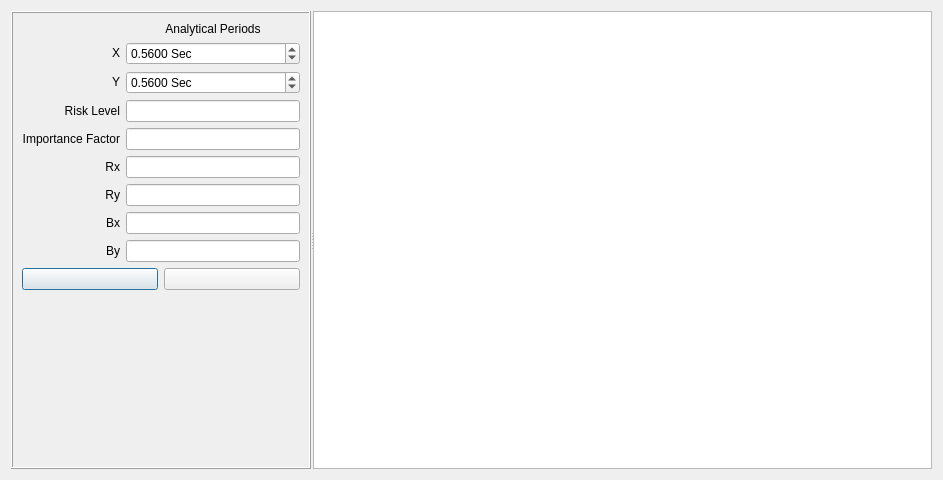
Above: widgets/earthquake_factor.ui from ebrahimraeyat/civilTools before the change. Below: the same form after it.
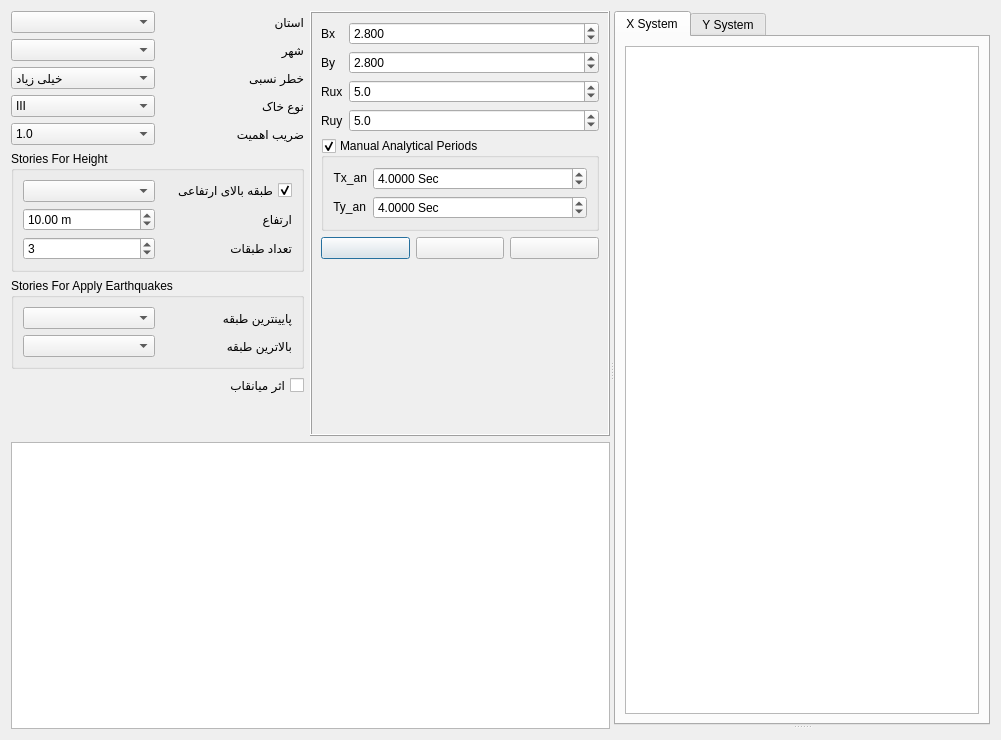
That is the form after the change. Icons and pictures are not drawn. Custom widgets are drawn as their Qt base class.

Patch:
```diff
--- a/widgets/earthquake_factor.ui
+++ b/widgets/earthquake_factor.ui
@@ -6,8 +6,8 @@
    <rect>
     <x>0</x>
     <y>0</y>
-    <width>943</width>
-    <height>480</height>
+    <width>1001</width>
+    <height>740</height>
    </rect>
   </property>
   <property name="windowTitle">
@@ -17,306 +17,723 @@
    <iconset resource="../civiltools.qrc">
     <normaloff>:/civiltools/images/earthquake.svg</normaloff>:/civiltools/images/earthquake.svg</iconset>
   </property>
-  <layout class="QVBoxLayout" name="verticalLayout">
+  <layout class="QHBoxLayout" name="horizontalLayout_3">
    <item>
-    <widget class="QSplitter" name="splitter">
-     <property name="frameShape">
-      <enum>QFrame::NoFrame</enum>
-     </property>
-     <property name="lineWidth">
-      <number>1</number>
-     </property>
-     <property name="midLineWidth">
-      <number>0</number>
-     </property>
+    <widget class="QSplitter" name="splitter_2">
      <property name="orientation">
       <enum>Qt::Horizontal</enum>
      </property>
-     <property name="opaqueResize">
-      <bool>true</bool>
-     </property>
-     <property name="handleWidth">
-      <number>2</number>
-     </property>
-     <property name="childrenCollapsible">
-      <bool>false</bool>
-     </property>
-     <widget class="QFrame" name="frame">
-      <property name="sizePolicy">
-       <sizepolicy hsizetype="Expanding" vsizetype="Expanding">
-        <horstretch>0</horstretch>
-        <verstretch>0</verstretch>
-       </sizepolicy>
-      </property>
-      <property name="maximumSize">
-       <size>
-        <width>300</width>
-        <height>16777215</height>
-       </size>
-      </property>
-      <property name="layoutDirection">
-       <enum>Qt::LeftToRight</enum>
-      </property>
-      <property name="frameShape">
-       <enum>QFrame::Box</enum>
-      </property>
-      <property name="frameShadow">
-       <enum>QFrame::Raised</enum>
-      </property>
-      <layout class="QGridLayout" name="gridLayout">
-       <item row="2" column="0">
-        <widget class="QLabel" name="label_10">
-         <property name="text">
-          <string>&lt;html&gt;&lt;head/&gt;&lt;body&gt;&lt;p&gt;Y&lt;/p&gt;&lt;/body&gt;&lt;/html&gt;</string>
-         </property>
-         <property name="alignment">
-          <set>Qt::AlignRight|Qt::AlignTrailing|Qt::AlignVCenter</set>
-         </property>
-        </widget>
+     <widget class="QWidget" name="">
+      <layout class="QGridLayout" name="gridLayout_5">
+       <item row="0" column="0">
+        <layout class="QGridLayout" name="gridLayout_2">
+         <item row="4" column="0">
+          <widget class="Gui::PrefComboBox" name="importance_factor">
+           <property name="currentIndex">
+            <number>1</number>
+           </property>
+           <property name="prefEntry" stdset="0">
+            <cstring>importance_factor</cstring>
+           </property>
+           <property name="prefPath" stdset="0">
+            <cstring>Mod/civilTools</cstring>
+           </property>
+           <item>
+            <property name="text">
+             <string>0.8</string>
+            </property>
+           </item>
+           <item>
+            <property name="text">
+             <string>1.0</string>
+            </property>
+           </item>
+           <item>
+            <property name="text">
+             <string>1.2</string>
+            </property>
+           </item>
+           <item>
+            <property name="text">
+             <string>1.4</string>
+            </property>
+           </item>
+          </widget>
+         </item>
+         <item row="1" column="1">
+          <widget class="QLabel" name="label_13">
+           <property name="layoutDirection">
+            <enum>Qt::LeftToRight</enum>
+           </property>
+           <property name="text">
+            <string>شهر</string>
+           </property>
+          </widget>
+         </item>
+         <item row="2" column="0">
+          <widget class="QComboBox" name="risk_level">
+           <item>
+            <property name="text">
+             <string>خیلی زیاد</string>
+            </property>
+           </item>
+           <item>
+            <property name="text">
+             <string>زیاد</string>
+            </property>
+           </item>
+           <item>
+            <property name="text">
+             <string>متوسط</string>
+            </property>
+           </item>
+           <item>
+            <property name="text">
+             <string>کم</string>
+            </property>
+           </item>
+          </widget>
+         </item>
+         <item row="1" column="0">
+          <widget class="Gui::PrefComboBox" name="city">
+           <property name="prefEntry" stdset="0">
+            <cstring>city</cstring>
+           </property>
+           <property name="prefPath" stdset="0">
+            <cstring>Mod/civilTools</cstring>
+           </property>
+          </widget>
+         </item>
+         <item row="4" column="1">
+          <widget class="QLabel" name="label_9">
+           <property name="layoutDirection">
+            <enum>Qt::LeftToRight</enum>
+           </property>
+           <property name="text">
+            <string>ضریب اهمیت</string>
+           </property>
+          </widget>
+         </item>
+         <item row="0" column="1">
+          <widget class="QLabel" name="label_12">
+           <property name="layoutDirection">
+            <enum>Qt::LeftToRight</enum>
+           </property>
+           <property name="text">
+            <string>استان</string>
+           </property>
+          </widget>
+         </item>
+         <item row="3" column="0">
+          <widget class="Gui::PrefComboBox" name="soil_type">
+           <property name="currentIndex">
+            <number>2</number>
+           </property>
+           <property name="prefEntry" stdset="0">
+            <cstring>soiltype</cstring>
+           </property>
+           <property name="prefPath" stdset="0">
+            <cstring>Mod/civilTools</cstring>
+           </property>
+           <item>
+            <property name="text">
+             <string>I</string>
+            </property>
+           </item>
+           <item>
+            <property name="text">
+             <string>II</string>
+            </property>
+           </item>
+           <item>
+            <property name="text">
+             <string>III</string>
+            </property>
+           </item>
+           <item>
+            <property name="text">
+             <string>IV</string>
+            </property>
+           </item>
+          </widget>
+         </item>
+         <item row="12" column="0" colspan="2">
+          <widget class="Gui::PrefCheckBox" name="infill">
+           <property name="layoutDirection">
+            <enum>Qt::RightToLeft</enum>
+           </property>
+           <property name="text">
+            <string>اثر میانقاب</string>
+           </property>
+           <property name="checked">
+            <bool>false</bool>
+           </property>
+           <property name="prefEntry" stdset="0">
+            <cstring>is_infill</cstring>
+           </property>
+           <property name="prefPath" stdset="0">
+            <cstring>Mod/Civil</cstring>
+           </property>
+          </widget>
+         </item>
+         <item row="2" column="1">
+          <widget class="QLabel" name="label_14">
+           <property name="layoutDirection">
+            <enum>Qt::LeftToRight</enum>
+           </property>
+           <property name="text">
+            <string>خطر نسبی</string>
+           </property>
+          </widget>
+         </item>
+         <item row="0" column="0">
+          <widget class="Gui::PrefComboBox" name="ostan">
+           <property name="prefEntry" stdset="0">
+            <cstring>ostan</cstring>
+           </property>
+           <property name="prefPath" stdset="0">
+            <cstring>Mod/civilTools</cstring>
+           </property>
+          </widget>
+         </item>
+         <item row="13" column="0" colspan="2">
+          <spacer name="verticalSpacer_2">
+           <property name="orientation">
+            <enum>Qt::Vertical</enum>
+           </property>
+           <property name="sizeHint" stdset="0">
+            <size>
+             <width>20</width>
+             <height>40</height>
+            </size>
+           </property>
+          </spacer>
+         </item>
+         <item row="3" column="1">
+          <widget class="QLabel" name="label_8">
+           <property name="layoutDirection">
+            <enum>Qt::LeftToRight</enum>
+           </property>
+           <property name="text">
+            <string>نوع خاک</string>
+           </property>
+          </widget>
+         </item>
+         <item row="10" column="0" colspan="2">
+          <widget class="QGroupBox" name="groupBox_2">
+           <property name="title">
+            <string>Stories For Height</string>
+           </property>
+           <layout class="QGridLayout" name="gridLayout_4">
+            <item row="0" column="0">
+             <widget class="Gui::PrefComboBox" name="top_story_for_height">
+              <property name="prefEntry" stdset="0">
+               <cstring>ostan</cstring>
+              </property>
+              <property name="prefPath" stdset="0">
+               <cstring>Mod/civilTools</cstring>
+              </property>
+             </widget>
+            </item>
+            <item row="0" column="1">
+             <widget class="QCheckBox" name="top_story_for_height_checkbox">
+              <property name="layoutDirection">
+               <enum>Qt::RightToLeft</enum>
+              </property>
+              <property name="text">
+               <string>طبقه بالای ارتفاعی</string>
+              </property>
+              <property name="checked">
+               <bool>true</bool>
+              </property>
+             </widget>
+            </item>
+            <item row="1" column="0">
+             <widget class="Gui::PrefDoubleSpinBox" name="height_x">
+              <property name="layoutDirection">
+               <enum>Qt::LeftToRight</enum>
+              </property>
+              <property name="suffix">
+               <string> m</string>
+              </property>
+              <property name="maximum">
+               <double>300.000000000000000</double>
+              </property>
+              <property name="value">
+               <double>10.000000000000000</double>
+              </property>
+              <property name="prefEntry" stdset="0">
+               <cstring>building_height</cstring>
+              </property>
+              <property name="prefPath" stdset="0">
+               <cstring>Mod/civilTools</cstring>
+              </property>
+             </widget>
+            </item>
+            <item row="1" column="1">
+             <widget class="QLabel" name="label_17">
+              <property name="layoutDirection">
+               <enum>Qt::LeftToRight</enum>
+              </property>
+              <property name="text">
+               <string>ارتفاع</string>
+              </property>
+             </widget>
+            </item>
+            <item row="2" column="0">
+             <widget class="QSpinBox" name="no_of_story_x">
+              <property name="minimum">
+               <number>1</number>
+              </property>
+              <property name="value">
+               <number>3</number>
+              </property>
+             </widget>
+            </item>
+            <item row="2" column="1">
+             <widget class="QLabel" name="label_18">
+              <property name="layoutDirection">
+               <enum>Qt::LeftToRight</enum>
+              </property>
+              <property name="text">
+               <string>تعداد طبقات</string>
+              </property>
+             </widget>
+            </item>
+           </layout>
+          </widget>
+         </item>
+         <item row="11" column="0" colspan="2">
+          <widget class="QGroupBox" name="groupBox">
+           <property name="title">
+            <string>Stories For Apply Earthquakes</string>
+           </property>
+           <layout class="QGridLayout" name="gridLayout_3">
+            <item row="0" column="0">
+             <widget class="Gui::PrefComboBox" name="bot_x_combo">
+              <property name="prefEntry" stdset="0">
+               <cstring>ostan</cstring>
+              </property>
+              <property name="prefPath" stdset="0">
+               <cstring>Mod/civilTools</cstring>
+              </property>
+             </widget>
+            </item>
+            <item row="0" column="1">
+             <widget class="QLabel" name="label_15">
+              <property name="layoutDirection">
+               <enum>Qt::LeftToRight</enum>
+              </property>
+              <property name="text">
+               <string>پایینترین طبقه</string>
+              </property>
+             </widget>
+            </item>
+            <item row="1" column="0">
+             <widget class="Gui::PrefComboBox" name="top_x_combo">
+              <property name="prefEntry" stdset="0">
+               <cstring>ostan</cstring>
+              </property>
+              <property name="prefPath" stdset="0">
+               <cstring>Mod/civilTools</cstring>
+              </property>
+             </widget>
+            </item>
+            <item row="1" column="1">
+             <widget class="QLabel" name="label_16">
+              <property name="layoutDirection">
+               <enum>Qt::LeftToRight</enum>
+              </property>
+              <property name="text">
+               <string>بالاترین طبقه</string>
+              </property>
+             </widget>
+            </item>
+           </layout>
+          </widget>
+         </item>
+        </layout>
        </item>
        <item row="0" column="1">
-        <widget class="QLabel" name="label">
-         <property name="text">
-          <string>Analytical Periods</string>
+        <widget class="QFrame" name="frame">
+         <property name="sizePolicy">
+          <sizepolicy hsizetype="Expanding" vsizetype="Expanding">
+           <horstretch>0</horstretch>
+           <verstretch>0</verstretch>
+          </sizepolicy>
          </property>
-         <property name="alignment">
-          <set>Qt::AlignCenter</set>
+         <property name="maximumSize">
+          <size>
+           <width>300</width>
+           <height>16777215</height>
+          </size>
          </property>
-        </widget>
-       </item>
-       <item row="1" column="0">
-        <widget class="QLabel" name="label_11">
-         <property name="text">
-          <string>&lt;html&gt;&lt;head/&gt;&lt;body&gt;&lt;p&gt;X&lt;/p&gt;&lt;/body&gt;&lt;/html&gt;</string>
-         </property>
-         <property name="alignment">
-          <set>Qt::AlignRight|Qt::AlignTrailing|Qt::AlignVCenter</set>
-         </property>
-        </widget>
-       </item>
-       <item row="1" column="1">
-        <widget class="QDoubleSpinBox" name="xTAnalaticalSpinBox">
          <property name="layoutDirection">
           <enum>Qt::LeftToRight</enum>
          </property>
-         <property name="suffix">
-          <string> Sec</string>
+         <property name="frameShape">
+          <enum>QFrame::Box</enum>
          </property>
-         <property name="decimals">
-          <number>4</number>
+         <property name="frameShadow">
+          <enum>QFrame::Raised</enum>
          </property>
-         <property name="minimum">
-          <double>0.010000000000000</double>
-         </property>
-         <property name="maximum">
-          <double>10.000000000000000</double>
-         </property>
-         <property name="singleStep">
-          <double>0.050000000000000</double>
-         </property>
-         <property name="value">
-          <double>0.560000000000000</double>
-         </property>
+         <layout class="QFormLayout" name="formLayout_2">
+          <item row="0" column="0">
+           <widget class="QLabel" name="label_7">
+            <property name="text">
+             <string>Bx</string>
+            </property>
+            <property name="alignment">
+             <set>Qt::AlignRight|Qt::AlignTrailing|Qt::AlignVCenter</set>
+            </property>
+           </widget>
+          </item>
+          <item row="0" column="1">
+           <widget class="QDoubleSpinBox" name="bx">
+            <property name="decimals">
+             <number>3</number>
+            </property>
+            <property name="minimum">
+             <double>0.000000000000000</double>
+            </property>
+            <property name="maximum">
+             <double>4.500000000000000</double>
+            </property>
+            <property name="singleStep">
+             <double>0.100000000000000</double>
+            </property>
+            <property name="value">
+             <double>2.800000000000000</double>
+            </property>
+           </widget>
+          </item>
+          <item row="1" column="0">
+           <widget class="QLabel" name="label_6">
+            <property name="text">
+             <string>By</string>
+            </property>
+            <property name="alignment">
+             <set>Qt::AlignRight|Qt::AlignTrailing|Qt::AlignVCenter</set>
+            </property>
+           </widget>
+          </item>
+          <item row="1" column="1">
+           <widget class="QDoubleSpinBox" name="by">
+            <property name="decimals">
+             <number>3</number>
+            </property>
+            <property name="minimum">
+             <double>0.000000000000000</double>
+            </property>
+            <property name="maximum">
+             <double>4.500000000000000</double>
+            </property>
+            <property name="singleStep">
+             <double>0.100000000000000</double>
+            </property>
+            <property name="value">
+             <double>2.800000000000000</double>
+            </property>
+           </widget>
+          </item>
+          <item row="3" column="0">
+           <widget class="QLabel" name="label_19">
+            <property name="layoutDirection">
+             <enum>Qt::LeftToRight</enum>
+            </property>
+            <property name="text">
+             <string>Rux</string>
+            </property>
+           </widget>
+          </item>
+          <item row="3" column="1">
+           <widget class="QDoubleSpinBox" name="rux">
+            <property name="decimals">
+             <number>1</number>
+            </property>
+            <property name="minimum">
+             <double>2.000000000000000</double>
+            </property>
+            <property name="maximum">
+             <double>11.000000000000000</double>
+            </property>
+            <property name="value">
+             <double>5.000000000000000</double>
+            </property>
+           </widget>
+          </item>
+          <item row="4" column="0">
+           <widget class="QLabel" name="label_22">
+            <property name="layoutDirection">
+             <enum>Qt::LeftToRight</enum>
+            </property>
+            <property name="text">
+             <string>Ruy</string>
+            </property>
+           </widget>
+          </item>
+          <item row="4" column="1">
+           <widget class="QDoubleSpinBox" name="ruy">
+            <property name="decimals">
+             <number>1</number>
+            </property>
+            <property name="minimum">
+             <double>2.000000000000000</double>
+            </property>
+            <property name="maximum">
+             <double>11.000000000000000</double>
+            </property>
+            <property name="value">
+             <double>5.000000000000000</double>
+            </property>
+           </widget>
+          </item>
+          <item row="7" column="0" colspan="2">
+           <layout class="QHBoxLayout" name="horizontalLayout_2">
+            <item>
+             <widget class="QPushButton" name="apply_to_etabs">
+              <property name="text">
+               <string/>
+              </property>
+              <property name="icon">
+               <iconset resource="../civiltools.qrc">
+                <normaloff>:/civiltools/images/etabs.png</normaloff>:/civiltools/images/etabs.png</iconset>
+              </property>
+              <property name="iconSize">
+               <size>
+                <width>40</width>
+                <height>40</height>
+               </size>
+              </property>
+             </widget>
+            </item>
+            <item>
+             <widget class="QPushButton" name="export_to_word">
+              <property name="text">
+               <string/>
+              </property>
+              <property name="icon">
+               <iconset resource="../civiltools.qrc">
+                <normaloff>:/civiltools/images/word.svg</normaloff>:/civiltools/images/word.svg</iconset>
+              </property>
+              <property name="iconSize">
+               <size>
+                <width>40</width>
+                <height>40</height>
+               </size>
+              </property>
+             </widget>
+            </item>
+            <item>
+             <widget class="QPushButton" name="cancel_pushbutton">
+              <property name="text">
+               <string/>
+              </property>
+              <property name="icon">
+               <iconset resource="../civiltools.qrc">
+                <normaloff>:/civiltools/images/cancel.svg</normaloff>:/civiltools/images/cancel.svg</iconset>
+              </property>
+              <property name="iconSize">
+               <size>
+                <width>40</width>
+                <height>40</height>
+               </size>
+              </property>
+             </widget>
+            </item>
+           </layout>
+          </item>
+          <item row="6" column="0" colspan="2">
+           <widget class="QGroupBox" name="manual_an_t">
+            <property name="title">
+             <string>Manual Analytical Periods</string>
+            </property>
+            <property name="checkable">
+             <bool>true</bool>
+            </property>
+            <property name="checked">
+             <bool>true</bool>
+            </property>
+            <layout class="QFormLayout" name="formLayout">
+             <item row="0" column="0">
+              <widget class="QLabel" name="label_11">
+               <property name="text">
+                <string>&lt;html&gt;&lt;head/&gt;&lt;body&gt;&lt;p&gt;Tx_an&lt;/p&gt;&lt;/body&gt;&lt;/html&gt;</string>
+               </property>
+               <property name="alignment">
+                <set>Qt::AlignRight|Qt::AlignTrailing|Qt::AlignVCenter</set>
+               </property>
+              </widget>
+             </item>
+             <item row="0" column="1">
+              <widget class="QDoubleSpinBox" name="t_an_x">
+               <property name="layoutDirection">
+                <enum>Qt::LeftToRight</enum>
+               </property>
+               <property name="suffix">
+                <string> Sec</string>
+               </property>
+               <property name="decimals">
+                <number>4</number>
+               </property>
+               <property name="minimum">
+                <double>0.010000000000000</double>
+               </property>
+               <property name="maximum">
+                <double>10.000000000000000</double>
+               </property>
+               <property name="singleStep">
+                <double>0.050000000000000</double>
+               </property>
+               <property name="value">
+                <double>4.000000000000000</double>
+               </property>
+              </widget>
+             </item>
+             <item row="1" column="0">
+              <widget class="QLabel" name="label_10">
+               <property name="text">
+                <string>&lt;html&gt;&lt;head/&gt;&lt;body&gt;&lt;p&gt;Ty_an&lt;/p&gt;&lt;/body&gt;&lt;/html&gt;</string>
+               </property>
+               <property name="alignment">
+                <set>Qt::AlignRight|Qt::AlignTrailing|Qt::AlignVCenter</set>
+               </property>
+              </widget>
+             </item>
+             <item row="1" column="1">
+              <widget class="QDoubleSpinBox" name="t_an_y">
+               <property name="layoutDirection">
+                <enum>Qt::LeftToRight</enum>
+               </property>
+               <property name="suffix">
+                <string> Sec</string>
+               </property>
+               <property name="decimals">
+                <number>4</number>
+               </property>
+               <property name="minimum">
+                <double>0.010000000000000</double>
+               </property>
+               <property name="maximum">
+                <double>10.000000000000000</double>
+               </property>
+               <property name="singleStep">
+                <double>0.050000000000000</double>
+               </property>
+               <property name="value">
+                <double>4.000000000000000</double>
+               </property>
+              </widget>
+             </item>
+            </layout>
+           </widget>
+          </item>
+         </layout>
         </widget>
        </item>
-       <item row="4" column="0">
-        <widget class="QLabel" name="label_3">
-         <property name="text">
-          <string>Importance Factor</string>
+       <item row="1" column="0" colspan="2">
+        <widget class="QTableView" name="structure_properties_table">
+         <property name="enabled">
+          <bool>true</bool>
          </property>
-         <property name="alignment">
-          <set>Qt::AlignRight|Qt::AlignTrailing|Qt::AlignVCenter</set>
+         <property name="minimumSize">
+          <size>
+           <width>0</width>
+           <height>0</height>
+          </size>
          </property>
-        </widget>
-       </item>
-       <item row="2" column="1">
-        <widget class="QDoubleSpinBox" name="yTAnalaticalSpinBox">
          <property name="layoutDirection">
           <enum>Qt::LeftToRight</enum>
          </property>
-         <property name="suffix">
-          <string> Sec</string>
-         </property>
-         <property name="decimals">
-          <number>4</number>
-         </property>
-         <property name="minimum">
-          <double>0.010000000000000</double>
-         </property>
-         <property name="maximum">
-          <double>10.000000000000000</double>
-         </property>
-         <property name="singleStep">
-          <double>0.050000000000000</double>
-         </property>
-         <property name="value">
-          <double>0.560000000000000</double>
-         </property>
         </widget>
        </item>
-       <item row="3" column="1">
-        <widget class="QLineEdit" name="risk_level">
-         <property name="readOnly">
-          <bool>true</bool>
-         </property>
-        </widget>
-       </item>
-       <item row="3" column="0">
-        <widget class="QLabel" name="label_2">
-         <property name="text">
-          <string>Risk Level</string>
-         </property>
-         <property name="alignment">
-          <set>Qt::AlignRight|Qt::AlignTrailing|Qt::AlignVCenter</set>
-         </property>
-        </widget>
-       </item>
-       <item row="6" column="1">
-        <widget class="QLineEdit" name="ry">
-         <property name="readOnly">
-          <bool>true</bool>
-         </property>
-        </widget>
-       </item>
-       <item row="5" column="0">
-        <widget class="QLabel" name="label_4">
-         <property name="text">
-          <string>Rx</string>
-         </property>
-         <property name="alignment">
-          <set>Qt::AlignRight|Qt::AlignTrailing|Qt::AlignVCenter</set>
-         </property>
-        </widget>
-       </item>
-       <item row="6" column="0">
-        <widget class="QLabel" name="label_5">
-         <property name="text">
-          <string>Ry</string>
-         </property>
-         <property name="alignment">
-          <set>Qt::AlignRight|Qt::AlignTrailing|Qt::AlignVCenter</set>
-         </property>
-        </widget>
-       </item>
-       <item row="4" column="1">
-        <widget class="QLineEdit" name="importance_factor">
-         <property name="readOnly">
-          <bool>true</bool>
-         </property>
-        </widget>
-       </item>
-       <item row="5" column="1">
-        <widget class="QLineEdit" name="rx">
-         <property name="readOnly">
-          <bool>true</bool>
-         </property>
-        </widget>
-       </item>
-       <item row="7" column="0">
-        <widget class="QLabel" name="label_7">
-         <property name="text">
-          <string>Bx</string>
-         </property>
-         <property name="alignment">
-          <set>Qt::AlignRight|Qt::AlignTrailing|Qt::AlignVCenter</set>
-         </property>
-        </widget>
-       </item>
-       <item row="8" column="1">
-        <widget class="QLineEdit" name="by">
-         <property name="readOnly">
-          <bool>true</bool>
-         </property>
-        </widget>
-       </item>
-       <item row="8" column="0">
-        <widget class="QLabel" name="label_6">
-         <property name="text">
-          <string>By</string>
-         </property>
-         <property name="alignment">
-          <set>Qt::AlignRight|Qt::AlignTrailing|Qt::AlignVCenter</set>
-         </property>
-        </widget>
-       </item>
-       <item row="7" column="1">
-        <widget class="QLineEdit" name="bx">
-         <property name="readOnly">
-          <bool>true</bool>
-         </property>
-        </widget>
-       </item>
-       <item row="9" column="0" colspan="2">
-        <layout class="QHBoxLayout" name="horizontalLayout_2">
-         <item>
-          <widget class="QPushButton" name="apply_to_etabs">
-           <property name="text">
-            <string/>
-           </property>
-           <property name="icon">
-            <iconset resource="../civiltools.qrc">
-             <normaloff>:/civiltools/images/etabs.png</normaloff>:/civiltools/images/etabs.png</iconset>
-           </property>
-           <property name="iconSize">
-            <size>
-             <width>80</width>
-             <height>80</height>
-            </size>
-           </property>
-          </widget>
-         </item>
-         <item>
-          <widget class="QPushButton" name="export_to_word">
-           <property name="text">
-            <string/>
-           </property>
-           <property name="icon">
-            <iconset resource="../civiltools.qrc">
-             <normaloff>:/civiltools/images/word.svg</normaloff>:/civiltools/images/word.svg</iconset>
-           </property>
-           <property name="iconSize">
-            <size>
-             <width>80</width>
-             <height>80</height>
-            </size>
-           </property>
-          </widget>
-         </item>
-        </layout>
-       </item>
-       <item row="10" column="0" colspan="2">
-        <spacer name="verticalSpacer">
-         <property name="orientation">
-          <enum>Qt::Vertical</enum>
-         </property>
-         <property name="sizeHint" stdset="0">
-          <size>
-           <width>20</width>
-           <height>40</height>
-          </size>
-         </property>
-        </spacer>
-       </item>
       </layout>
      </widget>
-     <widget class="QTableView" name="structure_properties_table">
-      <property name="enabled">
-       <bool>true</bool>
+     <widget class="QSplitter" name="splitter">
+      <property name="orientation">
+       <enum>Qt::Vertical</enum>
       </property>
-      <property name="minimumSize">
-       <size>
-        <width>0</width>
-        <height>0</height>
-       </size>
-      </property>
-      <property name="layoutDirection">
-       <enum>Qt::LeftToRight</enum>
-      </property>
+      <widget class="QTabWidget" name="tabWidget">
+       <property name="layoutDirection">
+        <enum>Qt::LeftToRight</enum>
+       </property>
+       <property name="currentIndex">
+        <number>0</number>
+       </property>
+       <widget class="QWidget" name="tab">
+        <attribute name="title">
+         <string>X System</string>
+        </attribute>
+        <layout class="QVBoxLayout" name="verticalLayout">
+         <item>
+          <widget class="QTreeView" name="x_treeview">
+           <property name="layoutDirection">
+            <enum>Qt::RightToLeft</enum>
+           </property>
+          </widget>
+         </item>
+        </layout>
+       </widget>
+       <widget class="QWidget" name="tab_2">
+        <attribute name="title">
+         <string>Y System</string>
+        </attribute>
+        <layout class="QHBoxLayout" name="horizontalLayout">
+         <item>
+          <widget class="QTreeView" name="y_treeview">
+           <property name="layoutDirection">
+            <enum>Qt::RightToLeft</enum>
+           </property>
+          </widget>
+         </item>
+        </layout>
+       </widget>
+      </widget>
+      <widget class="QWidget" name="layoutWidget_2">
+       <layout class="QHBoxLayout" name="spectral"/>
+      </widget>
      </widget>
     </widget>
    </item>
   </layout>
  </widget>
+ <customwidgets>
+  <customwidget>
+   <class>Gui::PrefCheckBox</class>
+   <extends>QCheckBox</extends>
+   <header>Gui/PrefWidgets.h</header>
+  </customwidget>
+  <customwidget>
+   <class>Gui::PrefComboBox</class>
+   <extends>QComboBox</extends>
+   <header>Gui/PrefWidgets.h</header>
+  </customwidget>
+  <customwidget>
+   <class>Gui::PrefDoubleSpinBox</class>
+   <extends>QDoubleSpinBox</extends>
+   <header>Gui/PrefWidgets.h</header>
+  </customwidget>
+ </customwidgets>
+ <tabstops>
+  <tabstop>ostan</tabstop>
+  <tabstop>city</tabstop>
+  <tabstop>risk_level</tabstop>
+  <tabstop>soil_type</tabstop>
+  <tabstop>importance_factor</tabstop>
+  <tabstop>top_story_for_height_checkbox</tabstop>
+  <tabstop>top_story_for_height</tabstop>
+  <tabstop>height_x</tabstop>
+  <tabstop>no_of_story_x</tabstop>
+  <tabstop>bot_x_combo</tabstop>
+  <tabstop>top_x_combo</tabstop>
+  <tabstop>infill</tabstop>
+  <tabstop>apply_to_etabs</tabstop>
+  <tabstop>export_to_word</tabstop>
+  <tabstop>tabWidget</tabstop>
+  <tabstop>x_treeview</tabstop>
+  <tabstop>y_treeview</tabstop>
+  <tabstop>structure_properties_table</tabstop>
+ </tabstops>
  <resources>
   <include location="../civiltools.qrc"/>
  </resources>
```
Left out of the diff: 2 changed lines with no effect on the pictures.
